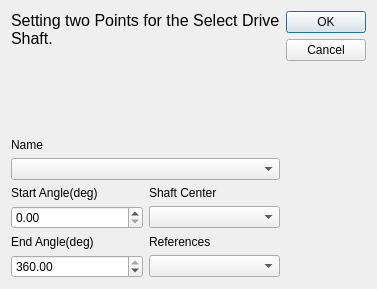
Old version of the form core/simulate/edit_drive_shaft.ui in the repository KmolYuan/Pyslvs-UI.
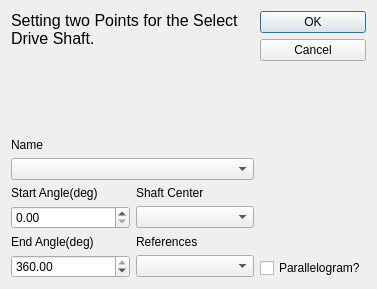
New version of the form. Icons and pictures are not drawn.

Commit message: File format and Parallelogram feature update.

Diff of the .ui file:
```diff
--- a/core/simulate/edit_drive_shaft.ui
+++ b/core/simulate/edit_drive_shaft.ui
@@ -81,7 +81,14 @@
       </widget>
      </item>
      <item>
-      <widget class="QComboBox" name="Shaft"/>
+      <widget class="QComboBox" name="Shaft">
+       <property name="sizePolicy">
+        <sizepolicy hsizetype="Expanding" vsizetype="Fixed">
+         <horstretch>0</horstretch>
+         <verstretch>0</verstretch>
+        </sizepolicy>
+       </property>
+      </widget>
      </item>
      <item>
       <layout class="QGridLayout" name="gridLayout">
@@ -164,7 +171,15 @@
     </layout>
    </item>
    <item>
+    <layout class="QVBoxLayout" name="verticalLayout_2">
+     <item>
     <widget class="QDialogButtonBox" name="buttonBox">
+       <property name="sizePolicy">
+        <sizepolicy hsizetype="Preferred" vsizetype="Expanding">
+         <horstretch>0</horstretch>
+         <verstretch>0</verstretch>
+        </sizepolicy>
+       </property>
      <property name="orientation">
       <enum>Qt::Vertical</enum>
      </property>
@@ -172,6 +187,28 @@
       <set>QDialogButtonBox::Cancel|QDialogButtonBox::Ok</set>
      </property>
     </widget>
+     </item>
+     <item>
+      <spacer name="verticalSpacer_2">
+       <property name="orientation">
+        <enum>Qt::Vertical</enum>
+       </property>
+       <property name="sizeHint" stdset="0">
+        <size>
+         <width>20</width>
+         <height>40</height>
+        </size>
+       </property>
+      </spacer>
+     </item>
+     <item>
+      <widget class="QCheckBox" name="isParallelogram">
+       <property name="text">
+        <string>Parallelogram?</string>
+       </property>
+      </widget>
+     </item>
+    </layout>
    </item>
   </layout>
  </widget>
```
Lines whose indentation alone changed are shown as unchanged. The commit also changes 13 other files.
